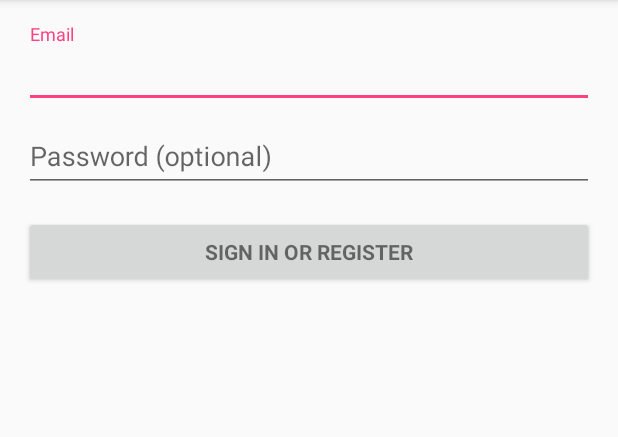
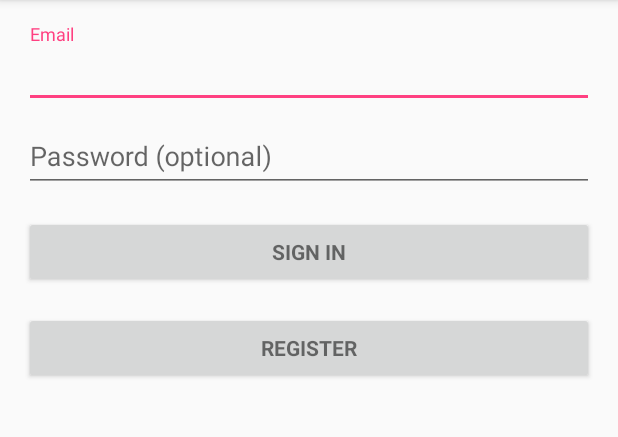
Before and after one commit to walterzhangau/BeamProject, an Android app: the screen it shows after launch (LoginActivity), on a phone screen of 412 x 824 dp, the part 84-521 px from its top. Run offline under Robolectric (Android 15) with nearby library versions, the phone set to English and light mode, and no system bars; 2 statements that could not run were skipped.

Commit message:
Changed account creation so that it is accessed via login page and cannot be accessed otherwise

```diff
--- a/Beam/app/src/main/AndroidManifest.xml
+++ b/Beam/app/src/main/AndroidManifest.xml
@@ -60,7 +60,7 @@
             android:theme="@style/AppTheme.NoActionBar" />
         <activity
             android:name=".AccountCreation"
-            android:label="@string/title_activity_friends"/>
+            android:label="@string/title_activity_accountCreation"/>
         <activity
             android:name=".MessagingActivity"
             android:label="@string/title_activity_messaging"
--- a/Beam/app/src/main/java/com/example/grace/myapplication/AccountCreation.java
+++ b/Beam/app/src/main/java/com/example/grace/myapplication/AccountCreation.java
@@ -39,7 +39,7 @@ public class AccountCreation extends AppCompatActivity {
     }
 
     public boolean onOptionsItemSelected(MenuItem item){
-        Intent intent = new Intent(AccountCreation.this, NavigationBarActivity.class);
+        Intent intent = new Intent(AccountCreation.this, LoginActivity.class);
         startActivity(intent);
         finish();
         return true;
--- a/Beam/app/src/main/java/com/example/grace/myapplication/LoginActivity.java
+++ b/Beam/app/src/main/java/com/example/grace/myapplication/LoginActivity.java
@@ -92,6 +92,19 @@ public class LoginActivity extends AppCompatActivity implements LoaderCallbacks<
             public void onClick(View view) {
 
                 attemptLogin();
+            }
+        });
+
+        Button registerButton = (Button) findViewById(R.id.register_button);
+        registerButton.setOnClickListener(new OnClickListener() {
+            @Override
+            public void onClick(View view) {
+
+                Intent intent = new Intent(LoginActivity.this, AccountCreation.class);
+                startActivity(intent);
+                finish();
+
+
             }
         });
 
--- a/Beam/app/src/main/java/com/example/grace/myapplication/NavigationBarActivity.java
+++ b/Beam/app/src/main/java/com/example/grace/myapplication/NavigationBarActivity.java
@@ -87,12 +87,6 @@ public class NavigationBarActivity extends AppCompatActivity
             return true;
         }
 
-        if (id == R.id.title_activity_accountCreation) {
-            Intent intent = new Intent(NavigationBarActivity.this, AccountCreation.class);
-            startActivity(intent);
-            finish();
-            return true;
-        }
 
         if (id == R.id.title_activity_messaging) {
             Intent intent = new Intent(NavigationBarActivity.this, MessagingActivity.class);
--- a/Beam/app/src/main/res/layout/activity_login.xml
+++ b/Beam/app/src/main/res/layout/activity_login.xml
@@ -72,6 +72,15 @@
                 android:text="@string/action_sign_in"
                 android:textStyle="bold" />
 
+            <Button
+                android:id="@+id/register_button"
+                style="?android:textAppearanceSmall"
+                android:layout_width="match_parent"
+                android:layout_height="wrap_content"
+                android:layout_marginTop="16dp"
+                android:text="@string/action_register"
+                android:textStyle="bold" />
+
         </LinearLayout>
     </ScrollView>
 </LinearLayout>
--- a/Beam/app/src/main/res/menu/navigation_bar.xml
+++ b/Beam/app/src/main/res/menu/navigation_bar.xml
@@ -14,12 +14,6 @@
         app:showAsAction="ifRoom" />
 
     <item
-        android:id="@+id/title_activity_accountCreation"
-        android:orderInCategory="100"
-        android:title="@string/action_accountCreation"
-        app:showAsAction="ifRoom" />
-
-    <item
         android:id="@+id/title_activity_messaging"
         android:orderInCategory="100"
         android:title="@string/action_messaging"
--- a/Beam/app/src/main/res/values/strings.xml
+++ b/Beam/app/src/main/res/values/strings.xml
@@ -4,7 +4,8 @@
     <!-- Strings related to login -->
     <string name="prompt_email">Email</string>
     <string name="prompt_password">Password (optional)</string>
-    <string name="action_sign_in">Sign in or register</string>
+    <string name="action_sign_in">Sign in</string>
+    <string name="action_register">register</string>
     <string name="action_sign_in_short">Sign in</string>
     <string name="error_invalid_email">This email address is invalid</string>
     <string name="error_invalid_password">This password is too short</string>
```
Also changed, not shown: Beam/app/src/main/res/layout/activity_account_creation.xml (+11 -2 lines).
